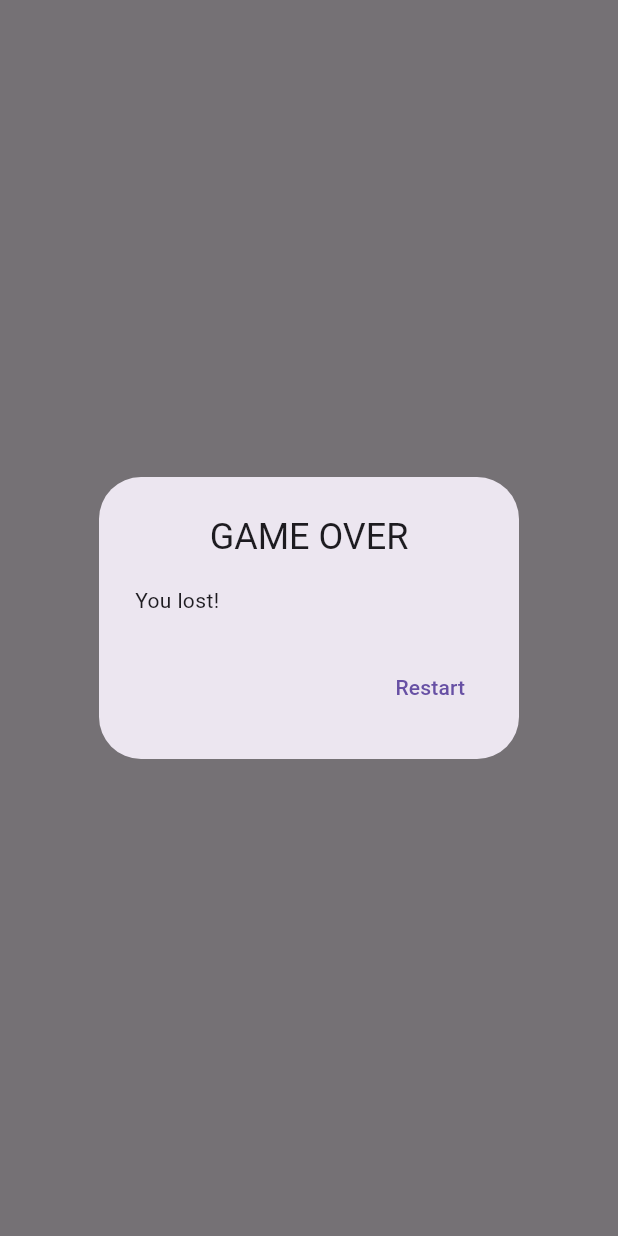
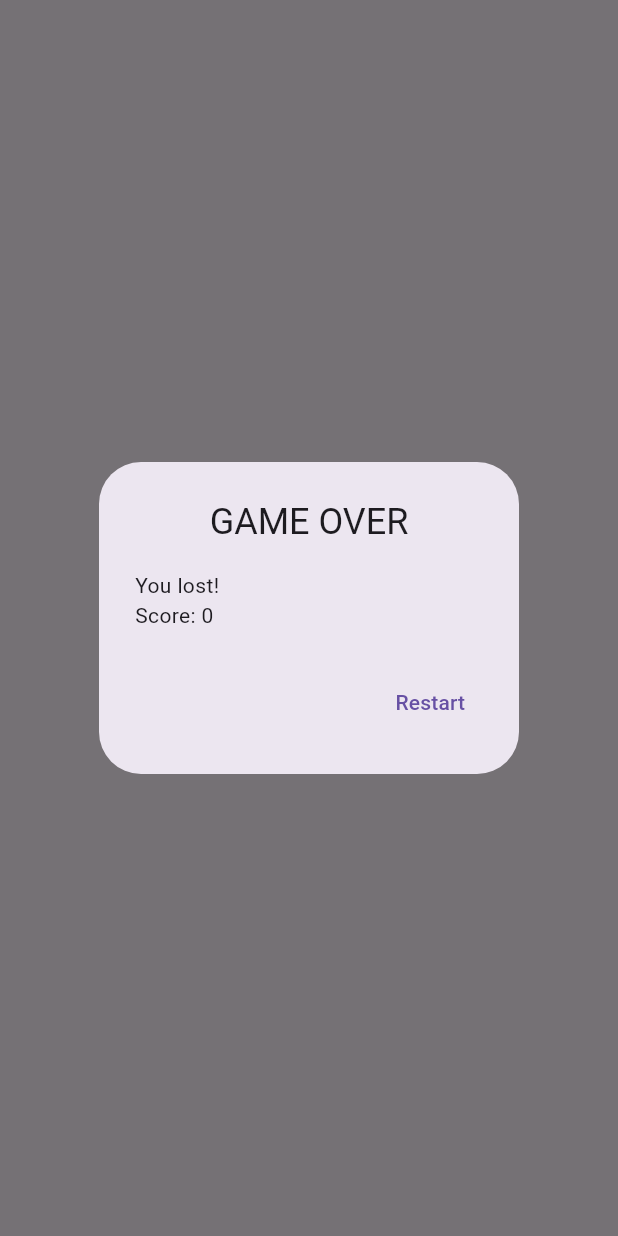
Before and after one commit to gimperiali/timo_game_2013, a Flutter app: what showGameOverDialog() shows on an empty page, opened directly with empty values, on a phone screen of 412 x 824 dp. Run offline on Flutter 3.47's test engine with Material 3 defaults, Android fonts, the light colour scheme and no system bars; missing offline and left inert: flame, flame_audio.

Commit message:
display score

```diff
--- a/lib/main.dart
+++ b/lib/main.dart
@@ -314,7 +314,7 @@ void showGameOverDialog(BuildContext context, MyGame game) {
     builder: (BuildContext context) {
       return AlertDialog(
         title: const Text("GAME OVER", textAlign: TextAlign.center),
-        content: const Text("You lost!"),
+        content: Text("You lost!\nScore: ${game.score}"),
         actions: [
           TextButton(
             onPressed: () {
```
